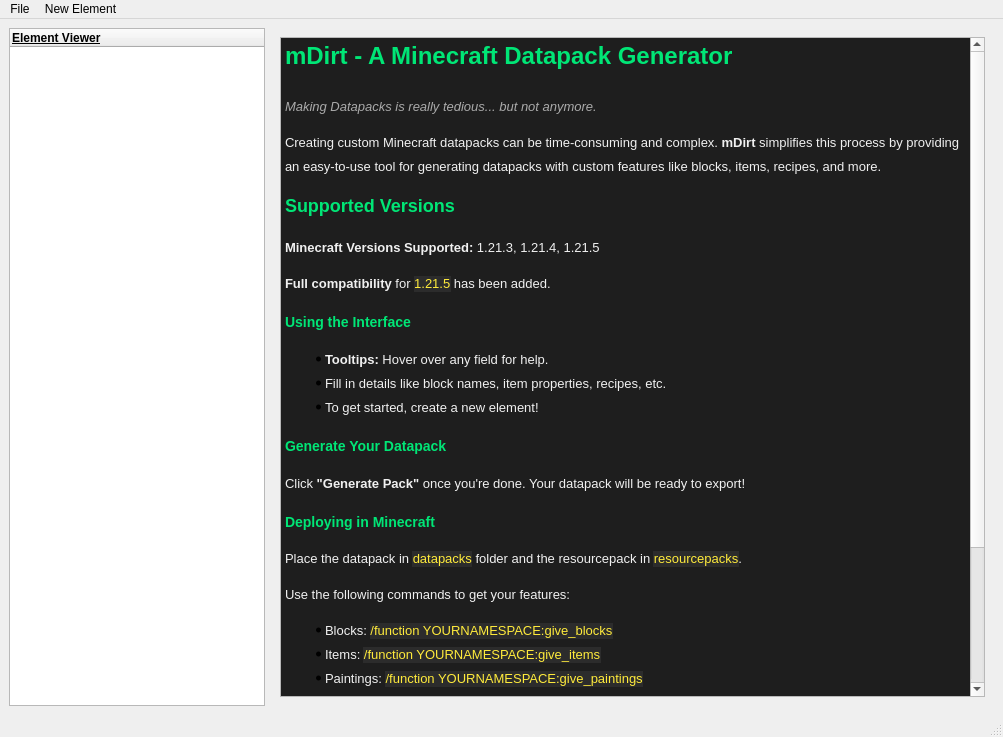
Old version of the form lib/UIs/ui.ui in the repository Faith-and-Code-Technologies/mDirt.
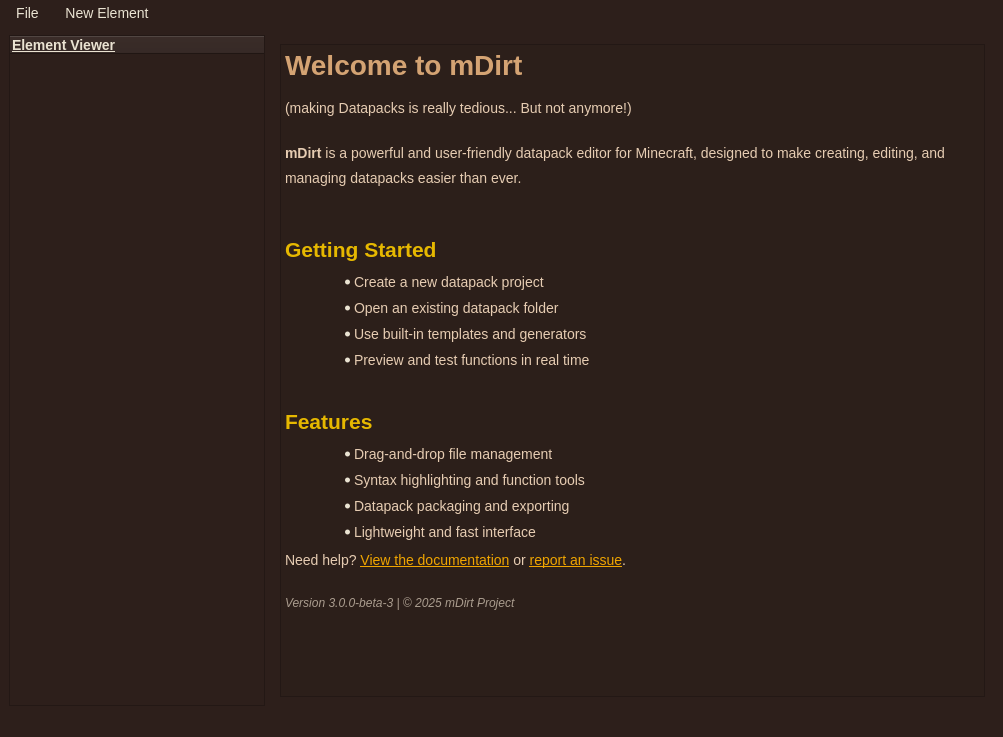
New version of the form. The open tabs and pages were chosen to show the change.

Commit message:
Updated HTML in the Welcome Screen
Updated text, and also made it match Dark Earthy

```diff
--- a/lib/UIs/ui.ui
+++ b/lib/UIs/ui.ui
@@ -14,15 +14,124 @@
    <string>mDirt - v3.0.0</string>
   </property>
   <property name="styleSheet">
-   <string notr="true">QPushButton[flat=&quot;true&quot;] {
-    background-color: transparent;
-    color: black;
-    border: 2px solid rgb(0, 0, 0);
+   <string notr="true">
+/* General palette */
+* {
+    color: #EAE3D2;
+    background-color: #2D1F1B;
+    font-family: &quot;Segoe UI&quot;, sans-serif;
+    font-size: 14px;
 }
 
-QPushButton[flat=&quot;true&quot;]:hover {
-    text-decoration: underline;
-    color: #333;
+/* QMainWindow */
+QMainWindow {
+    background-color: #2D1F1B;
+}
+
+/* QLabel */
+QLabel {
+    color: #EAE3D2;
+}
+
+/* QPushButton */
+QPushButton {
+    background-color: #4E3B31;
+    color: #EAE3D2;
+    border: 1px solid #7D5A4F;
+    border-radius: 5px;
+    padding: 5px;
+}
+QPushButton:hover {
+    background-color: #5F463A;
+}
+QPushButton:pressed {
+    background-color: #3D2C25;
+}
+
+/* QLineEdit */
+QLineEdit {
+    background-color: #3A2A24;
+    color: #EAE3D2;
+    border: 1px solid #7D5A4F;
+    border-radius: 3px;
+    padding: 4px;
+}
+
+/* QPlainTextEdit */
+QPlainTextEdit {
+    background-color: #3A2A24;
+    color: #EAE3D2;
+    border: 1px solid #7D5A4F;
+    border-radius: 4px;
+    padding: 4px;
+}
+
+/* QComboBox */
+QComboBox {
+    background-color: #3A2A24;
+    color: #EAE3D2;
+    border: 1px solid #7D5A4F;
+    border-radius: 3px;
+    padding: 4px;
+}
+QComboBox QAbstractItemView {
+    background-color: #2D1F1B;
+    color: #EAE3D2;
+    border: 1px solid #7D5A4F;
+    selection-background-color: #5F463A;
+}
+
+/* QCheckBox */
+QCheckBox {
+    color: #EAE3D2;
+}
+QCheckBox::indicator {
+    width: 14px;
+    height: 14px;
+}
+QCheckBox::indicator:unchecked {
+    border: 1px solid #7D5A4F;
+    background-color: #3A2A24;
+}
+QCheckBox::indicator:checked {
+    background-color: #7D5A4F;
+    border: 1px solid #A88070;
+}
+
+/* QGroupBox */
+QGroupBox {
+    border: 1px solid #7D5A4F;
+    border-radius: 5px;
+    margin-top: 10px;
+}
+QGroupBox:title {
+    subcontrol-origin: margin;
+    subcontrol-position: top left;
+    padding: 0 3px;
+    color: #EAE3D2;
+}
+
+/* QMenuBar */
+QMenuBar {
+    background-color: #2D1F1B;
+}
+QMenuBar::item {
+    background: transparent;
+    color: #EAE3D2;
+    padding: 5px 10px;
+}
+QMenuBar::item:selected {
+    background: #5F463A;
+}
+
+/* QMenu */
+QMenu {
+    background-color: #2D1F1B;
+    color: #EAE3D2;
+    border: 1px solid #7D5A4F;
+}
+QMenu::item:selected {
+    background-color: #5F463A;
 }
 </string>
   </property>
@@ -63,104 +172,29 @@
           </property>
           <property name="html">
            <string>&lt;!DOCTYPE HTML PUBLIC &quot;-//W3C//DTD HTML 4.0//EN&quot; &quot;http://www.w3.org/TR/REC-html40/strict.dtd&quot;&gt;
-&lt;html&gt;&lt;head&gt;&lt;meta name=&quot;qrichtext&quot; content=&quot;1&quot; /&gt;&lt;meta charset=&quot;utf-8&quot; /&gt;&lt;title&gt;Welcome to mDirt&lt;/title&gt;&lt;style type=&quot;text/css&quot;&gt;
+&lt;html&gt;&lt;head&gt;&lt;meta name=&quot;qrichtext&quot; content=&quot;1&quot; /&gt;&lt;meta charset=&quot;utf-8&quot; /&gt;&lt;style type=&quot;text/css&quot;&gt;
 p, li { white-space: pre-wrap; }
 hr { height: 1px; border-width: 0; }
 li.unchecked::marker { content: &quot;\2610&quot;; }
 li.checked::marker { content: &quot;\2612&quot;; }
-&lt;/style&gt;&lt;/head&gt;&lt;body style=&quot; font-family:'Segoe UI'; font-size:9pt; font-weight:400; font-style:normal;&quot; bgcolor=&quot;#1e1e1e&quot;&gt;
-&lt;h1 style=&quot; margin-top:18px; margin-bottom:0px; margin-left:0px; margin-right:0px; -qt-block-indent:0; text-indent:0px; line-height:160%;&quot;&gt;&lt;span style=&quot; font-family:'Segoe UI','sans-serif'; font-size:xx-large; font-weight:700; color:#00e676;&quot;&gt;mDirt - A Minecraft Datapack Generator&lt;/span&gt;&lt;span style=&quot; font-family:'Segoe UI','sans-serif'; font-size:xx-large; font-weight:700; color:#f0f0f0;&quot;&gt; &lt;/span&gt;&lt;/h1&gt;
-&lt;p style=&quot; margin-top:12px; margin-bottom:12px; margin-left:0px; margin-right:0px; -qt-block-indent:0; text-indent:0px; line-height:160%;&quot;&gt;&lt;span style=&quot; font-family:'Segoe UI','sans-serif'; font-size:13px; font-style:italic; color:#aaaaaa;&quot;&gt;Making Datapacks is really tedious... but not anymore.&lt;/span&gt;&lt;span style=&quot; font-family:'Segoe UI','sans-serif'; font-size:13px; color:#f0f0f0;&quot;&gt; &lt;/span&gt;&lt;/p&gt;
-&lt;p style=&quot; margin-top:12px; margin-bottom:12px; margin-left:0px; margin-right:0px; -qt-block-indent:0; text-indent:0px; line-height:160%;&quot;&gt;&lt;span style=&quot; font-family:'Segoe UI','sans-serif'; font-size:13px; color:#f0f0f0;&quot;&gt;Creating custom Minecraft datapacks can be time-consuming and complex. &lt;/span&gt;&lt;span style=&quot; font-family:'Segoe UI','sans-serif'; font-size:13px; font-weight:700; color:#f0f0f0;&quot;&gt;mDirt&lt;/span&gt;&lt;span style=&quot; font-family:'Segoe UI','sans-serif'; font-size:13px; color:#f0f0f0;&quot;&gt; simplifies this process by providing an easy-to-use tool for generating datapacks with custom features like blocks, items, recipes, and more. &lt;/span&gt;&lt;/p&gt;
-&lt;h2 style=&quot; margin-top:0px; margin-bottom:12px; margin-left:0px; margin-right:0px; -qt-block-indent:0; text-indent:0px; line-height:160%;&quot;&gt;&lt;span style=&quot; font-family:'Segoe UI','sans-serif'; font-size:x-large; font-weight:700; color:#00e676;&quot;&gt;Supported Versions&lt;/span&gt;&lt;span style=&quot; font-family:'Segoe UI','sans-serif'; font-size:x-large; font-weight:700; color:#f0f0f0;&quot;&gt; &lt;/span&gt;&lt;/h2&gt;
-&lt;p style=&quot; margin-top:12px; margin-bottom:12px; margin-left:0px; margin-right:0px; -qt-block-indent:0; text-indent:0px; line-height:160%;&quot;&gt;&lt;span style=&quot; font-family:'Segoe UI','sans-serif'; font-size:13px; font-weight:700; color:#f0f0f0;&quot;&gt;Minecraft Versions Supported:&lt;/span&gt;&lt;span style=&quot; font-family:'Segoe UI','sans-serif'; font-size:13px; color:#f0f0f0;&quot;&gt; 1.21.3, 1.21.4, 1.21.5 &lt;/span&gt;&lt;/p&gt;
-&lt;p style=&quot; margin-top:12px; margin-bottom:12px; margin-left:0px; margin-right:0px; -qt-block-indent:0; text-indent:0px; line-height:160%;&quot;&gt;&lt;span style=&quot; font-family:'Segoe UI','sans-serif'; font-size:13px; font-weight:700; color:#f0f0f0;&quot;&gt;Full compatibility&lt;/span&gt;&lt;span style=&quot; font-family:'Segoe UI','sans-serif'; font-size:13px; color:#f0f0f0;&quot;&gt; for &lt;/span&gt;&lt;span style=&quot; font-family:'Courier New'; font-size:13px; color:#ffeb3b; background-color:#2c2c2c;&quot;&gt;1.21.5&lt;/span&gt;&lt;span style=&quot; font-family:'Segoe UI','sans-serif'; font-size:13px; color:#f0f0f0;&quot;&gt; has been added. &lt;/span&gt;&lt;/p&gt;
-&lt;h3 style=&quot; margin-top:14px; margin-bottom:12px; margin-left:0px; margin-right:0px; -qt-block-indent:0; text-indent:0px; line-height:160%;&quot;&gt;&lt;span style=&quot; font-family:'Segoe UI','sans-serif'; font-size:large; font-weight:700; color:#00e676;&quot;&gt;Using the Interface&lt;/span&gt;&lt;span style=&quot; font-family:'Segoe UI','sans-serif'; font-size:large; font-weight:700; color:#f0f0f0;&quot;&gt; &lt;/span&gt;&lt;/h3&gt;
+&lt;/style&gt;&lt;/head&gt;&lt;body style=&quot; font-family:'Segoe UI','sans-serif'; font-size:14px; font-weight:400; font-style:normal;&quot; bgcolor=&quot;#2c1f1a&quot;&gt;
+&lt;h1 style=&quot; margin-top:18px; margin-bottom:19px; margin-left:0px; margin-right:0px; -qt-block-indent:0; text-indent:0px;&quot;&gt;&lt;span style=&quot; font-size:xx-large; font-weight:700; color:#d4a373;&quot;&gt;Welcome to mDirt&lt;/span&gt;&lt;span style=&quot; font-size:xx-large; font-weight:700; color:#e6ccb2;&quot;&gt; &lt;/span&gt;&lt;/h1&gt;
+&lt;p style=&quot; margin-top:12px; margin-bottom:19px; margin-left:0px; margin-right:0px; -qt-block-indent:0; text-indent:0px; line-height:160%;&quot;&gt;&lt;span style=&quot; color:#e6ccb2;&quot;&gt;(making Datapacks is really tedious... But not anymore!)&lt;/span&gt;&lt;/p&gt;
+&lt;p style=&quot; margin-top:12px; margin-bottom:19px; margin-left:0px; margin-right:0px; -qt-block-indent:0; text-indent:0px; line-height:160%;&quot;&gt;&lt;span style=&quot; font-weight:700; color:#e6ccb2;&quot;&gt;mDirt&lt;/span&gt;&lt;span style=&quot; color:#e6ccb2;&quot;&gt; is a powerful and user-friendly datapack editor for Minecraft, designed to make creating, editing, and managing datapacks easier than ever. &lt;/span&gt;&lt;/p&gt;
+&lt;h2 style=&quot; margin-top:41px; margin-bottom:8px; margin-left:0px; margin-right:0px; -qt-block-indent:0; text-indent:0px;&quot;&gt;&lt;span style=&quot; font-size:x-large; font-weight:700; color:#e6b800;&quot;&gt;Getting Started&lt;/span&gt;&lt;span style=&quot; font-size:x-large; font-weight:700; color:#e6ccb2;&quot;&gt; &lt;/span&gt;&lt;/h2&gt;
 &lt;ul style=&quot;margin-top: 0px; margin-bottom: 0px; margin-left: 0px; margin-right: 0px; -qt-list-indent: 1;&quot;&gt;
-&lt;li style=&quot; font-family:'Segoe UI','sans-serif'; font-size:13px; color:#f0f0f0;&quot; style=&quot; margin-top:12px; margin-bottom:0px; margin-left:0px; margin-right:0px; -qt-block-indent:0; text-indent:0px; line-height:160%;&quot;&gt;&lt;span style=&quot; font-weight:700;&quot;&gt;Tooltips:&lt;/span&gt; Hover over any field for help. &lt;/li&gt;
-&lt;li style=&quot; font-family:'Segoe UI','sans-serif'; font-size:13px; color:#f0f0f0;&quot; style=&quot; margin-top:0px; margin-bottom:0px; margin-left:0px; margin-right:0px; -qt-block-indent:0; text-indent:0px; line-height:160%;&quot;&gt;Fill in details like block names, item properties, recipes, etc. &lt;/li&gt;
-&lt;li style=&quot; font-family:'Segoe UI','sans-serif'; font-size:13px; color:#f0f0f0;&quot; style=&quot; margin-top:0px; margin-bottom:12px; margin-left:0px; margin-right:0px; -qt-block-indent:0; text-indent:0px; line-height:160%;&quot;&gt;To get started, create a new element!&lt;/li&gt;&lt;/ul&gt;
-&lt;h3 style=&quot; margin-top:14px; margin-bottom:12px; margin-left:0px; margin-right:0px; -qt-block-indent:0; text-indent:0px; line-height:160%;&quot;&gt;&lt;span style=&quot; font-family:'Segoe UI','sans-serif'; font-size:large; font-weight:700; color:#00e676;&quot;&gt;Generate Your Datapack&lt;/span&gt;&lt;span style=&quot; font-family:'Segoe UI','sans-serif'; font-size:large; font-weight:700; color:#f0f0f0;&quot;&gt; &lt;/span&gt;&lt;/h3&gt;
-&lt;p style=&quot; margin-top:12px; margin-bottom:12px; margin-left:0px; margin-right:0px; -qt-block-indent:0; text-indent:0px; line-height:160%;&quot;&gt;&lt;span style=&quot; font-family:'Segoe UI','sans-serif'; font-size:13px; color:#f0f0f0;&quot;&gt;Click &lt;/span&gt;&lt;span style=&quot; font-family:'Segoe UI','sans-serif'; font-size:13px; font-weight:700; color:#f0f0f0;&quot;&gt;&amp;quot;Generate Pack&amp;quot;&lt;/span&gt;&lt;span style=&quot; font-family:'Segoe UI','sans-serif'; font-size:13px; color:#f0f0f0;&quot;&gt; once you're done. Your datapack will be ready to export! &lt;/span&gt;&lt;/p&gt;
-&lt;h3 style=&quot; margin-top:14px; margin-bottom:12px; margin-left:0px; margin-right:0px; -qt-block-indent:0; text-indent:0px; line-height:160%;&quot;&gt;&lt;span style=&quot; font-family:'Segoe UI','sans-serif'; font-size:large; font-weight:700; color:#00e676;&quot;&gt;Deploying in Minecraft&lt;/span&gt;&lt;span style=&quot; font-family:'Segoe UI','sans-serif'; font-size:large; font-weight:700; color:#f0f0f0;&quot;&gt; &lt;/span&gt;&lt;/h3&gt;
-&lt;p style=&quot; margin-top:12px; margin-bottom:12px; margin-left:0px; margin-right:0px; -qt-block-indent:0; text-indent:0px; line-height:160%;&quot;&gt;&lt;span style=&quot; font-family:'Segoe UI','sans-serif'; font-size:13px; color:#f0f0f0;&quot;&gt;Place the datapack in &lt;/span&gt;&lt;span style=&quot; font-family:'Courier New'; font-size:13px; color:#ffeb3b; background-color:#2c2c2c;&quot;&gt;datapacks&lt;/span&gt;&lt;span style=&quot; font-family:'Segoe UI','sans-serif'; font-size:13px; color:#f0f0f0;&quot;&gt; folder and the resourcepack in &lt;/span&gt;&lt;span style=&quot; font-family:'Courier New'; font-size:13px; color:#ffeb3b; background-color:#2c2c2c;&quot;&gt;resourcepacks&lt;/span&gt;&lt;span style=&quot; font-family:'Segoe UI','sans-serif'; font-size:13px; color:#f0f0f0;&quot;&gt;. &lt;/span&gt;&lt;/p&gt;
-&lt;p style=&quot; margin-top:12px; margin-bottom:12px; margin-left:0px; margin-right:0px; -qt-block-indent:0; text-indent:0px; line-height:160%;&quot;&gt;&lt;span style=&quot; font-family:'Segoe UI','sans-serif'; font-size:13px; color:#f0f0f0;&quot;&gt;Use the following commands to get your features: &lt;/span&gt;&lt;/p&gt;
+&lt;li style=&quot; color:#e6ccb2;&quot; style=&quot; margin-top:12px; margin-bottom:10px; margin-left:29px; margin-right:0px; -qt-block-indent:0; text-indent:0px;&quot;&gt;Create a new datapack project &lt;/li&gt;
+&lt;li style=&quot; color:#e6ccb2;&quot; style=&quot; margin-top:0px; margin-bottom:10px; margin-left:29px; margin-right:0px; -qt-block-indent:0; text-indent:0px;&quot;&gt;Open an existing datapack folder &lt;/li&gt;
+&lt;li style=&quot; color:#e6ccb2;&quot; style=&quot; margin-top:0px; margin-bottom:10px; margin-left:29px; margin-right:0px; -qt-block-indent:0; text-indent:0px;&quot;&gt;Use built-in templates and generators &lt;/li&gt;
+&lt;li style=&quot; color:#e6ccb2;&quot; style=&quot; margin-top:0px; margin-bottom:12px; margin-left:29px; margin-right:0px; -qt-block-indent:0; text-indent:0px;&quot;&gt;Preview and test functions in real time &lt;/li&gt;&lt;/ul&gt;
+&lt;h2 style=&quot; margin-top:41px; margin-bottom:8px; margin-left:0px; margin-right:0px; -qt-block-indent:0; text-indent:0px;&quot;&gt;&lt;span style=&quot; font-size:x-large; font-weight:700; color:#e6b800;&quot;&gt;Features&lt;/span&gt;&lt;span style=&quot; font-size:x-large; font-weight:700; color:#e6ccb2;&quot;&gt; &lt;/span&gt;&lt;/h2&gt;
 &lt;ul style=&quot;margin-top: 0px; margin-bottom: 0px; margin-left: 0px; margin-right: 0px; -qt-list-indent: 1;&quot;&gt;
-&lt;li style=&quot; font-family:'Segoe UI','sans-serif'; font-size:13px; color:#f0f0f0;&quot; style=&quot; margin-top:12px; margin-bottom:0px; margin-left:0px; margin-right:0px; -qt-block-indent:0; text-indent:0px; line-height:160%;&quot;&gt;Blocks: &lt;span style=&quot; font-family:'Courier New'; color:#ffeb3b; background-color:#2c2c2c;&quot;&gt;/function YOURNAMESPACE:give_blocks&lt;/span&gt; &lt;/li&gt;
-&lt;li style=&quot; font-family:'Segoe UI','sans-serif'; font-size:13px; color:#f0f0f0;&quot; style=&quot; margin-top:0px; margin-bottom:0px; margin-left:0px; margin-right:0px; -qt-block-indent:0; text-indent:0px; line-height:160%;&quot;&gt;Items: &lt;span style=&quot; font-family:'Courier New'; color:#ffeb3b; background-color:#2c2c2c;&quot;&gt;/function YOURNAMESPACE:give_items&lt;/span&gt; &lt;/li&gt;
-&lt;li style=&quot; font-family:'Segoe UI','sans-serif'; font-size:13px; color:#f0f0f0;&quot; style=&quot; margin-top:0px; margin-bottom:0px; margin-left:0px; margin-right:0px; -qt-block-indent:0; text-indent:0px; line-height:160%;&quot;&gt;Paintings: &lt;span style=&quot; font-family:'Courier New'; color:#ffeb3b; background-color:#2c2c2c;&quot;&gt;/function YOURNAMESPACE:give_paintings&lt;/span&gt; &lt;/li&gt;&lt;/ul&gt;
-&lt;h2 style=&quot; margin-top:0px; margin-bottom:12px; margin-left:0px; margin-right:0px; -qt-block-indent:0; text-indent:0px; line-height:160%;&quot;&gt;&lt;span style=&quot; font-family:'Segoe UI','sans-serif'; font-size:x-large; font-weight:700; color:#00e676;&quot;&gt;Feature Support by Version&lt;/span&gt;&lt;span style=&quot; font-family:'Segoe UI','sans-serif'; font-size:x-large; font-weight:700; color:#f0f0f0;&quot;&gt; &lt;/span&gt;&lt;/h2&gt;
-&lt;table border=&quot;0&quot; style=&quot; margin-top:0px; margin-bottom:0px; margin-left:0px; margin-right:0px; border-collapse:collapse;&quot; cellspacing=&quot;2&quot; cellpadding=&quot;0&quot;&gt;&lt;thead&gt;
-&lt;tr&gt;
-&lt;td bgcolor=&quot;#333333&quot; style=&quot; padding-left:0; padding-right:0; padding-top:0; padding-bottom:0; border-top:1px; border-right:1px; border-bottom:1px; border-left:1px; border-top-color:#444444; border-right-color:#444444; border-bottom-color:#444444; border-left-color:#444444; border-top-style:solid; border-right-style:solid; border-bottom-style:solid; border-left-style:solid;&quot;&gt;
-&lt;p align=&quot;center&quot; style=&quot; margin-top:0px; margin-bottom:0px; margin-left:0px; margin-right:0px; -qt-block-indent:0; text-indent:0px; line-height:160%; background-color:#333333;&quot;&gt;&lt;span style=&quot; font-family:'Segoe UI','sans-serif'; font-size:13px; font-weight:700; color:#f0f0f0; background-color:#333333;&quot;&gt;Feature&lt;/span&gt;&lt;/p&gt;&lt;/td&gt;
-&lt;td bgcolor=&quot;#333333&quot; style=&quot; padding-left:0; padding-right:0; padding-top:0; padding-bottom:0; border-top:1px; border-right:1px; border-bottom:1px; border-left:1px; border-top-color:#444444; border-right-color:#444444; border-bottom-color:#444444; border-left-color:#444444; border-top-style:solid; border-right-style:solid; border-bottom-style:solid; border-left-style:solid;&quot;&gt;
-&lt;p align=&quot;center&quot; style=&quot; margin-top:0px; margin-bottom:0px; margin-left:0px; margin-right:0px; -qt-block-indent:0; text-indent:0px; line-height:160%; background-color:#333333;&quot;&gt;&lt;span style=&quot; font-family:'Segoe UI','sans-serif'; font-size:13px; font-weight:700; color:#f0f0f0; background-color:#333333;&quot;&gt;1.21.3&lt;/span&gt;&lt;/p&gt;&lt;/td&gt;
-&lt;td bgcolor=&quot;#333333&quot; style=&quot; padding-left:0; padding-right:0; padding-top:0; padding-bottom:0; border-top:1px; border-right:1px; border-bottom:1px; border-left:1px; border-top-color:#444444; border-right-color:#444444; border-bottom-color:#444444; border-left-color:#444444; border-top-style:solid; border-right-style:solid; border-bottom-style:solid; border-left-style:solid;&quot;&gt;
-&lt;p align=&quot;center&quot; style=&quot; margin-top:0px; margin-bottom:0px; margin-left:0px; margin-right:0px; -qt-block-indent:0; text-indent:0px; line-height:160%; background-color:#333333;&quot;&gt;&lt;span style=&quot; font-family:'Segoe UI','sans-serif'; font-size:13px; font-weight:700; color:#f0f0f0; background-color:#333333;&quot;&gt;1.21.4&lt;/span&gt;&lt;/p&gt;&lt;/td&gt;
-&lt;td bgcolor=&quot;#333333&quot; style=&quot; padding-left:0; padding-right:0; padding-top:0; padding-bottom:0; border-top:1px; border-right:1px; border-bottom:1px; border-left:1px; border-top-color:#444444; border-right-color:#444444; border-bottom-color:#444444; border-left-color:#444444; border-top-style:solid; border-right-style:solid; border-bottom-style:solid; border-left-style:solid;&quot;&gt;
-&lt;p align=&quot;center&quot; style=&quot; margin-top:0px; margin-bottom:0px; margin-left:0px; margin-right:0px; -qt-block-indent:0; text-indent:0px; line-height:160%; background-color:#333333;&quot;&gt;&lt;span style=&quot; font-family:'Segoe UI','sans-serif'; font-size:13px; font-weight:700; color:#f0f0f0; background-color:#333333;&quot;&gt;1.21.5&lt;/span&gt;&lt;/p&gt;&lt;/td&gt;&lt;/tr&gt;&lt;/thead&gt;
-&lt;tr&gt;
-&lt;td style=&quot; padding-left:0; padding-right:0; padding-top:0; padding-bottom:0; border-top:1px; border-right:1px; border-bottom:1px; border-left:1px; border-top-color:#444444; border-right-color:#444444; border-bottom-color:#444444; border-left-color:#444444; border-top-style:solid; border-right-style:solid; border-bottom-style:solid; border-left-style:solid;&quot;&gt;
-&lt;p align=&quot;center&quot; style=&quot; margin-top:0px; margin-bottom:0px; margin-left:0px; margin-right:0px; -qt-block-indent:0; text-indent:0px; line-height:160%;&quot;&gt;&lt;span style=&quot; font-family:'Segoe UI','sans-serif'; font-size:13px; color:#f0f0f0;&quot;&gt;Blocks&lt;/span&gt;&lt;/p&gt;&lt;/td&gt;
-&lt;td style=&quot; padding-left:0; padding-right:0; padding-top:0; padding-bottom:0; border-top:1px; border-right:1px; border-bottom:1px; border-left:1px; border-top-color:#444444; border-right-color:#444444; border-bottom-color:#444444; border-left-color:#444444; border-top-style:solid; border-right-style:solid; border-bottom-style:solid; border-left-style:solid;&quot;&gt;
-&lt;p align=&quot;center&quot; style=&quot; margin-top:0px; margin-bottom:0px; margin-left:0px; margin-right:0px; -qt-block-indent:0; text-indent:0px; line-height:160%;&quot;&gt;&lt;span style=&quot; font-family:'Segoe UI','sans-serif'; font-size:13px; color:#00e676;&quot;&gt;✅ 100%&lt;/span&gt;&lt;/p&gt;&lt;/td&gt;
-&lt;td style=&quot; padding-left:0; padding-right:0; padding-top:0; padding-bottom:0; border-top:1px; border-right:1px; border-bottom:1px; border-left:1px; border-top-color:#444444; border-right-color:#444444; border-bottom-color:#444444; border-left-color:#444444; border-top-style:solid; border-right-style:solid; border-bottom-style:solid; border-left-style:solid;&quot;&gt;
-&lt;p align=&quot;center&quot; style=&quot; margin-top:0px; margin-bottom:0px; margin-left:0px; margin-right:0px; -qt-block-indent:0; text-indent:0px; line-height:160%;&quot;&gt;&lt;span style=&quot; font-family:'Segoe UI','sans-serif'; font-size:13px; color:#00e676;&quot;&gt;✅ 100%&lt;/span&gt;&lt;/p&gt;&lt;/td&gt;
-&lt;td style=&quot; padding-left:0; padding-right:0; padding-top:0; padding-bottom:0; border-top:1px; border-right:1px; border-bottom:1px; border-left:1px; border-top-color:#444444; border-right-color:#444444; border-bottom-color:#444444; border-left-color:#444444; border-top-style:solid; border-right-style:solid; border-bottom-style:solid; border-left-style:solid;&quot;&gt;
-&lt;p align=&quot;center&quot; style=&quot; margin-top:0px; margin-bottom:0px; margin-left:0px; margin-right:0px; -qt-block-indent:0; text-indent:0px; line-height:160%;&quot;&gt;&lt;span style=&quot; font-family:'Segoe UI','sans-serif'; font-size:13px; color:#00e676;&quot;&gt;✅ 100%&lt;/span&gt;&lt;/p&gt;&lt;/td&gt;&lt;/tr&gt;
-&lt;tr&gt;
-&lt;td style=&quot; padding-left:0; padding-right:0; padding-top:0; padding-bottom:0; border-top:1px; border-right:1px; border-bottom:1px; border-left:1px; border-top-color:#444444; border-right-color:#444444; border-bottom-color:#444444; border-left-color:#444444; border-top-style:solid; border-right-style:solid; border-bottom-style:solid; border-left-style:solid;&quot;&gt;
-&lt;p align=&quot;center&quot; style=&quot; margin-top:0px; margin-bottom:0px; margin-left:0px; margin-right:0px; -qt-block-indent:0; text-indent:0px; line-height:160%;&quot;&gt;&lt;span style=&quot; font-family:'Segoe UI','sans-serif'; font-size:13px; color:#f0f0f0;&quot;&gt;Items&lt;/span&gt;&lt;/p&gt;&lt;/td&gt;
-&lt;td style=&quot; padding-left:0; padding-right:0; padding-top:0; padding-bottom:0; border-top:1px; border-right:1px; border-bottom:1px; border-left:1px; border-top-color:#444444; border-right-color:#444444; border-bottom-color:#444444; border-left-color:#444444; border-top-style:solid; border-right-style:solid; border-bottom-style:solid; border-left-style:solid;&quot;&gt;
-&lt;p align=&quot;center&quot; style=&quot; margin-top:0px; margin-bottom:0px; margin-left:0px; margin-right:0px; -qt-block-indent:0; text-indent:0px; line-height:160%;&quot;&gt;&lt;span style=&quot; font-family:'Segoe UI','sans-serif'; font-size:13px; color:#00e676;&quot;&gt;✅ 80%&lt;/span&gt;&lt;/p&gt;&lt;/td&gt;
-&lt;td style=&quot; padding-left:0; padding-right:0; padding-top:0; padding-bottom:0; border-top:1px; border-right:1px; border-bottom:1px; border-left:1px; border-top-color:#444444; border-right-color:#444444; border-bottom-color:#444444; border-left-color:#444444; border-top-style:solid; border-right-style:solid; border-bottom-style:solid; border-left-style:solid;&quot;&gt;
-&lt;p align=&quot;center&quot; style=&quot; margin-top:0px; margin-bottom:0px; margin-left:0px; margin-right:0px; -qt-block-indent:0; text-indent:0px; line-height:160%;&quot;&gt;&lt;span style=&quot; font-family:'Segoe UI','sans-serif'; font-size:13px; color:#00e676;&quot;&gt;✅ 80%&lt;/span&gt;&lt;/p&gt;&lt;/td&gt;
-&lt;td style=&quot; padding-left:0; padding-right:0; padding-top:0; padding-bottom:0; border-top:1px; border-right:1px; border-bottom:1px; border-left:1px; border-top-color:#444444; border-right-color:#444444; border-bottom-color:#444444; border-left-color:#444444; border-top-style:solid; border-right-style:solid; border-bottom-style:solid; border-left-style:solid;&quot;&gt;
-&lt;p align=&quot;center&quot; style=&quot; margin-top:0px; margin-bottom:0px; margin-left:0px; margin-right:0px; -qt-block-indent:0; text-indent:0px; line-height:160%;&quot;&gt;&lt;span style=&quot; font-family:'Segoe UI','sans-serif'; font-size:13px; color:#00e676;&quot;&gt;✅ 80%&lt;/span&gt;&lt;/p&gt;&lt;/td&gt;&lt;/tr&gt;
-&lt;tr&gt;
-&lt;td style=&quot; padding-left:0; padding-right:0; padding-top:0; padding-bottom:0; border-top:1px; border-right:1px; border-bottom:1px; border-left:1px; border-top-color:#444444; border-right-color:#444444; border-bottom-color:#444444; border-left-color:#444444; border-top-style:solid; border-right-style:solid; border-bottom-style:solid; border-left-style:solid;&quot;&gt;
-&lt;p align=&quot;center&quot; style=&quot; margin-top:0px; margin-bottom:0px; margin-left:0px; margin-right:0px; -qt-block-indent:0; text-indent:0px; line-height:160%;&quot;&gt;&lt;span style=&quot; font-family:'Segoe UI','sans-serif'; font-size:13px; color:#f0f0f0;&quot;&gt;Recipes&lt;/span&gt;&lt;/p&gt;&lt;/td&gt;
-&lt;td style=&quot; padding-left:0; padding-right:0; padding-top:0; padding-bottom:0; border-top:1px; border-right:1px; border-bottom:1px; border-left:1px; border-top-color:#444444; border-right-color:#444444; border-bottom-color:#444444; border-left-color:#444444; border-top-style:solid; border-right-style:solid; border-bottom-style:solid; border-left-style:solid;&quot;&gt;
-&lt;p align=&quot;center&quot; style=&quot; margin-top:0px; margin-bottom:0px; margin-left:0px; margin-right:0px; -qt-block-indent:0; text-indent:0px; line-height:160%;&quot;&gt;&lt;span style=&quot; font-family:'Segoe UI','sans-serif'; font-size:13px; color:#00e676;&quot;&gt;✅ 100%&lt;/span&gt;&lt;/p&gt;&lt;/td&gt;
-&lt;td style=&quot; padding-left:0; padding-right:0; padding-top:0; padding-bottom:0; border-top:1px; border-right:1px; border-bottom:1px; border-left:1px; border-top-color:#444444; border-right-color:#444444; border-bottom-color:#444444; border-left-color:#444444; border-top-style:solid; border-right-style:solid; border-bottom-style:solid; border-left-style:solid;&quot;&gt;
-&lt;p align=&quot;center&quot; style=&quot; margin-top:0px; margin-bottom:0px; margin-left:0px; margin-right:0px; -qt-block-indent:0; text-indent:0px; line-height:160%;&quot;&gt;&lt;span style=&quot; font-family:'Segoe UI','sans-serif'; font-size:13px; color:#00e676;&quot;&gt;✅ 100%&lt;/span&gt;&lt;/p&gt;&lt;/td&gt;
-&lt;td style=&quot; padding-left:0; padding-right:0; padding-top:0; padding-bottom:0; border-top:1px; border-right:1px; border-bottom:1px; border-left:1px; border-top-color:#444444; border-right-color:#444444; border-bottom-color:#444444; border-left-color:#444444; border-top-style:solid; border-right-style:solid; border-bottom-style:solid; border-left-style:solid;&quot;&gt;
-&lt;p align=&quot;center&quot; style=&quot; margin-top:0px; margin-bottom:0px; margin-left:0px; margin-right:0px; -qt-block-indent:0; text-indent:0px; line-height:160%;&quot;&gt;&lt;span style=&quot; font-family:'Segoe UI','sans-serif'; font-size:13px; color:#00e676;&quot;&gt;✅ 100%&lt;/span&gt;&lt;/p&gt;&lt;/td&gt;&lt;/tr&gt;
-&lt;tr&gt;
-&lt;td style=&quot; padding-left:0; padding-right:0; padding-top:0; padding-bottom:0; border-top:1px; border-right:1px; border-bottom:1px; border-left:1px; border-top-color:#444444; border-right-color:#444444; border-bottom-color:#444444; border-left-color:#444444; border-top-style:solid; border-right-style:solid; border-bottom-style:solid; border-left-style:solid;&quot;&gt;
-&lt;p align=&quot;center&quot; style=&quot; margin-top:0px; margin-bottom:0px; margin-left:0px; margin-right:0px; -qt-block-indent:0; text-indent:0px; line-height:160%;&quot;&gt;&lt;span style=&quot; font-family:'Segoe UI','sans-serif'; font-size:13px; color:#f0f0f0;&quot;&gt;Paintings&lt;/span&gt;&lt;/p&gt;&lt;/td&gt;
-&lt;td style=&quot; padding-left:0; padding-right:0; padding-top:0; padding-bottom:0; border-top:1px; border-right:1px; border-bottom:1px; border-left:1px; border-top-color:#444444; border-right-color:#444444; border-bottom-color:#444444; border-left-color:#444444; border-top-style:solid; border-right-style:solid; border-bottom-style:solid; border-left-style:solid;&quot;&gt;
-&lt;p align=&quot;center&quot; style=&quot; margin-top:0px; margin-bottom:0px; margin-left:0px; margin-right:0px; -qt-block-indent:0; text-indent:0px; line-height:160%;&quot;&gt;&lt;span style=&quot; font-family:'Segoe UI','sans-serif'; font-size:13px; color:#e53935;&quot;&gt;❌&lt;/span&gt;&lt;/p&gt;&lt;/td&gt;
-&lt;td style=&quot; padding-left:0; padding-right:0; padding-top:0; padding-bottom:0; border-top:1px; border-right:1px; border-bottom:1px; border-left:1px; border-top-color:#444444; border-right-color:#444444; border-bottom-color:#444444; border-left-color:#444444; border-top-style:solid; border-right-style:solid; border-bottom-style:solid; border-left-style:solid;&quot;&gt;
-&lt;p align=&quot;center&quot; style=&quot; margin-top:0px; margin-bottom:0px; margin-left:0px; margin-right:0px; -qt-block-indent:0; text-indent:0px; line-height:160%;&quot;&gt;&lt;span style=&quot; font-family:'Segoe UI','sans-serif'; font-size:13px; color:#00e676;&quot;&gt;✅ 100%&lt;/span&gt;&lt;/p&gt;&lt;/td&gt;
-&lt;td style=&quot; padding-left:0; padding-right:0; padding-top:0; padding-bottom:0; border-top:1px; border-right:1px; border-bottom:1px; border-left:1px; border-top-color:#444444; border-right-color:#444444; border-bottom-color:#444444; border-left-color:#444444; border-top-style:solid; border-right-style:solid; border-bottom-style:solid; border-left-style:solid;&quot;&gt;
-&lt;p align=&quot;center&quot; style=&quot; margin-top:0px; margin-bottom:0px; margin-left:0px; margin-right:0px; -qt-block-indent:0; text-indent:0px; line-height:160%;&quot;&gt;&lt;span style=&quot; font-family:'Segoe UI','sans-serif'; font-size:13px; color:#00e676;&quot;&gt;✅ 100%&lt;/span&gt;&lt;/p&gt;&lt;/td&gt;&lt;/tr&gt;
-&lt;tr&gt;
-&lt;td style=&quot; padding-left:0; padding-right:0; padding-top:0; padding-bottom:0; border-top:1px; border-right:1px; border-bottom:1px; border-left:1px; border-top-color:#444444; border-right-color:#444444; border-bottom-color:#444444; border-left-color:#444444; border-top-style:solid; border-right-style:solid; border-bottom-style:solid; border-left-style:solid;&quot;&gt;
-&lt;p align=&quot;center&quot; style=&quot; margin-top:0px; margin-bottom:0px; margin-left:0px; margin-right:0px; -qt-block-indent:0; text-indent:0px; line-height:160%;&quot;&gt;&lt;span style=&quot; font-family:'Segoe UI','sans-serif'; font-size:13px; color:#f0f0f0;&quot;&gt;Enchantments&lt;/span&gt;&lt;/p&gt;&lt;/td&gt;
-&lt;td style=&quot; padding-left:0; padding-right:0; padding-top:0; padding-bottom:0; border-top:1px; border-right:1px; border-bottom:1px; border-left:1px; border-top-color:#444444; border-right-color:#444444; border-bottom-color:#444444; border-left-color:#444444; border-top-style:solid; border-right-style:solid; border-bottom-style:solid; border-left-style:solid;&quot;&gt;
-&lt;p align=&quot;center&quot; style=&quot; margin-top:0px; margin-bottom:0px; margin-left:0px; margin-right:0px; -qt-block-indent:0; text-indent:0px; line-height:160%;&quot;&gt;&lt;span style=&quot; font-family:'Segoe UI','sans-serif'; font-size:13px; color:#e53935;&quot;&gt;❌&lt;/span&gt;&lt;/p&gt;&lt;/td&gt;
-&lt;td style=&quot; padding-left:0; padding-right:0; padding-top:0; padding-bottom:0; border-top:1px; border-right:1px; border-bottom:1px; border-left:1px; border-top-color:#444444; border-right-color:#444444; border-bottom-color:#444444; border-left-color:#444444; border-top-style:solid; border-right-style:solid; border-bottom-style:solid; border-left-style:solid;&quot;&gt;
-&lt;p align=&quot;center&quot; style=&quot; margin-top:0px; margin-bottom:0px; margin-left:0px; margin-right:0px; -qt-block-indent:0; text-indent:0px; line-height:160%;&quot;&gt;&lt;span style=&quot; font-family:'Segoe UI','sans-serif'; font-size:13px; color:#e53935;&quot;&gt;❌&lt;/span&gt;&lt;/p&gt;&lt;/td&gt;
-&lt;td style=&quot; padding-left:0; padding-right:0; padding-top:0; padding-bottom:0; border-top:1px; border-right:1px; border-bottom:1px; border-left:1px; border-top-color:#444444; border-right-color:#444444; border-bottom-color:#444444; border-left-color:#444444; border-top-style:solid; border-right-style:solid; border-bottom-style:solid; border-left-style:solid;&quot;&gt;
-&lt;p align=&quot;center&quot; style=&quot; margin-top:0px; margin-bottom:0px; margin-left:0px; margin-right:0px; -qt-block-indent:0; text-indent:0px; line-height:160%;&quot;&gt;&lt;span style=&quot; font-family:'Segoe UI','sans-serif'; font-size:13px; color:#e53935;&quot;&gt;❌&lt;/span&gt;&lt;/p&gt;&lt;/td&gt;&lt;/tr&gt;&lt;/table&gt;
-&lt;p style=&quot;-qt-paragraph-type:empty; margin-top:0px; margin-bottom:0px; margin-left:0px; margin-right:0px; -qt-block-indent:0; text-indent:0px; font-family:'JetBrains Mono','Consolas','monospace'; font-size:13px;&quot;&gt;&lt;br /&gt;&lt;/p&gt;
-&lt;h2 style=&quot; margin-top:0px; margin-bottom:12px; margin-left:0px; margin-right:0px; -qt-block-indent:0; text-indent:0px; line-height:160%;&quot;&gt;&lt;span style=&quot; font-family:'Segoe UI','sans-serif'; font-size:x-large; font-weight:700; color:#00e676;&quot;&gt;Coming Soon&lt;/span&gt;&lt;span style=&quot; font-family:'Segoe UI','sans-serif'; font-size:x-large; font-weight:700; color:#f0f0f0;&quot;&gt; &lt;/span&gt;&lt;/h2&gt;
-&lt;ul style=&quot;margin-top: 0px; margin-bottom: 0px; margin-left: 0px; margin-right: 0px; -qt-list-indent: 1;&quot;&gt;
-&lt;li style=&quot; font-family:'Segoe UI','sans-serif'; font-size:13px; color:#f0f0f0;&quot; style=&quot; margin-top:12px; margin-bottom:0px; margin-left:0px; margin-right:0px; -qt-block-indent:0; text-indent:0px; line-height:160%;&quot;&gt;Custom Components for Items and Blocks &lt;/li&gt;
-&lt;li style=&quot; font-family:'Segoe UI','sans-serif'; font-size:13px; color:#f0f0f0;&quot; style=&quot; margin-top:0px; margin-bottom:12px; margin-left:0px; margin-right:0px; -qt-block-indent:0; text-indent:0px; line-height:160%;&quot;&gt;Support for Custom Enchantments &lt;/li&gt;&lt;/ul&gt;
-&lt;h2 style=&quot; margin-top:0px; margin-bottom:12px; margin-left:0px; margin-right:0px; -qt-block-indent:0; text-indent:0px; line-height:160%;&quot;&gt;&lt;span style=&quot; font-family:'Segoe UI','sans-serif'; font-size:x-large; font-weight:700; color:#00e676;&quot;&gt;Tips and Best Practices&lt;/span&gt;&lt;span style=&quot; font-family:'Segoe UI','sans-serif'; font-size:x-large; font-weight:700; color:#f0f0f0;&quot;&gt; &lt;/span&gt;&lt;/h2&gt;
-&lt;ul style=&quot;margin-top: 0px; margin-bottom: 0px; margin-left: 0px; margin-right: 0px; -qt-list-indent: 1;&quot;&gt;
-&lt;li style=&quot; font-family:'Segoe UI','sans-serif'; font-size:13px; color:#f0f0f0;&quot; style=&quot; margin-top:12px; margin-bottom:0px; margin-left:0px; margin-right:0px; -qt-block-indent:0; text-indent:0px; line-height:160%;&quot;&gt;&lt;span style=&quot; font-weight:700;&quot;&gt;Namespaces:&lt;/span&gt; Avoid clashes with other datapacks. &lt;/li&gt;
-&lt;li style=&quot; font-family:'Segoe UI','sans-serif'; font-size:13px; color:#f0f0f0;&quot; style=&quot; margin-top:0px; margin-bottom:0px; margin-left:0px; margin-right:0px; -qt-block-indent:0; text-indent:0px; line-height:160%;&quot;&gt;&lt;span style=&quot; font-weight:700;&quot;&gt;Testing:&lt;/span&gt; Try it in a separate world first. &lt;/li&gt;
-&lt;li style=&quot; font-family:'Segoe UI','sans-serif'; font-size:13px; color:#f0f0f0;&quot; style=&quot; margin-top:0px; margin-bottom:12px; margin-left:0px; margin-right:0px; -qt-block-indent:0; text-indent:0px; line-height:160%;&quot;&gt;&lt;span style=&quot; font-weight:700;&quot;&gt;Backups:&lt;/span&gt; Always back up before applying new packs. &lt;/li&gt;&lt;/ul&gt;
-&lt;h2 style=&quot; margin-top:0px; margin-bottom:12px; margin-left:0px; margin-right:0px; -qt-block-indent:0; text-indent:0px; line-height:160%;&quot;&gt;&lt;span style=&quot; font-family:'Segoe UI','sans-serif'; font-size:x-large; font-weight:700; color:#00e676;&quot;&gt;Credits&lt;/span&gt;&lt;span style=&quot; font-family:'Segoe UI','sans-serif'; font-size:x-large; font-weight:700; color:#f0f0f0;&quot;&gt; &lt;/span&gt;&lt;/h2&gt;
-&lt;p style=&quot; margin-top:12px; margin-bottom:12px; margin-left:0px; margin-right:0px; -qt-block-indent:0; text-indent:0px; line-height:160%;&quot;&gt;&lt;span style=&quot; font-family:'Segoe UI','sans-serif'; font-size:13px; color:#f0f0f0;&quot;&gt;Created by &lt;/span&gt;&lt;a href=&quot;https://github.com/TheJupiterDev&quot;&gt;&lt;span style=&quot; font-family:'Segoe UI','sans-serif'; font-size:13px; text-decoration: underline; color:#4fc3f7;&quot;&gt;@TheJupiterDev&lt;/span&gt;&lt;/a&gt;&lt;span style=&quot; font-family:'Segoe UI','sans-serif'; font-size:13px; color:#f0f0f0;&quot;&gt; and &lt;/span&gt;&lt;a href=&quot;https://github.com/JustJoshinDev&quot;&gt;&lt;span style=&quot; font-family:'Segoe UI','sans-serif'; font-size:13px; text-decoration: underline; color:#4fc3f7;&quot;&gt;@JustJoshinDev&lt;/span&gt;&lt;/a&gt;&lt;span style=&quot; font-family:'Segoe UI','sans-serif'; font-size:13px; color:#f0f0f0;&quot;&gt; &lt;/span&gt;&lt;/p&gt;
-&lt;p style=&quot; margin-top:12px; margin-bottom:12px; margin-left:0px; margin-right:0px; -qt-block-indent:0; text-indent:0px; line-height:160%;&quot;&gt;&lt;span style=&quot; font-family:'Segoe UI','sans-serif'; font-size:13px; color:#f0f0f0;&quot;&gt;Special thanks to Admin for the custom block generation method. &lt;/span&gt;&lt;/p&gt;
-&lt;h2 style=&quot; margin-top:0px; margin-bottom:12px; margin-left:0px; margin-right:0px; -qt-block-indent:0; text-indent:0px; line-height:160%;&quot;&gt;&lt;span style=&quot; font-family:'Segoe UI','sans-serif'; font-size:x-large; font-weight:700; color:#00e676;&quot;&gt;Get Involved&lt;/span&gt;&lt;span style=&quot; font-family:'Segoe UI','sans-serif'; font-size:x-large; font-weight:700; color:#f0f0f0;&quot;&gt; &lt;/span&gt;&lt;/h2&gt;
-&lt;p style=&quot; margin-top:12px; margin-bottom:12px; margin-left:0px; margin-right:0px; -qt-block-indent:0; text-indent:0px; line-height:160%;&quot;&gt;&lt;span style=&quot; font-family:'Segoe UI','sans-serif'; font-size:13px; color:#f0f0f0;&quot;&gt;We welcome contributions and suggestions! &lt;br /&gt;Found a bug? Have an idea? &lt;br /&gt;Visit the &lt;/span&gt;&lt;a href=&quot;https://github.com/JustJoshinDev/mDirt&quot;&gt;&lt;span style=&quot; font-family:'Segoe UI','sans-serif'; font-size:13px; text-decoration: underline; color:#4fc3f7;&quot;&gt;GitHub Repository&lt;/span&gt;&lt;/a&gt;&lt;span style=&quot; font-family:'Segoe UI','sans-serif'; font-size:13px; color:#f0f0f0;&quot;&gt; to file issues or open pull requests. &lt;/span&gt;&lt;/p&gt;
-&lt;p style=&quot; margin-top:0px; margin-bottom:0px; margin-left:0px; margin-right:0px; -qt-block-indent:0; text-indent:0px; line-height:160%;&quot;&gt;&lt;span style=&quot; font-family:'Segoe UI','sans-serif'; font-size:13px; color:#aaaaaa;&quot;&gt;© 2025 mDirt Project. Minecraft is a trademark of Mojang Studios. &lt;/span&gt;&lt;/p&gt;&lt;/body&gt;&lt;/html&gt;</string>
+&lt;li style=&quot; color:#e6ccb2;&quot; style=&quot; margin-top:12px; margin-bottom:10px; margin-left:29px; margin-right:0px; -qt-block-indent:0; text-indent:0px;&quot;&gt;Drag-and-drop file management &lt;/li&gt;
+&lt;li style=&quot; color:#e6ccb2;&quot; style=&quot; margin-top:0px; margin-bottom:10px; margin-left:29px; margin-right:0px; -qt-block-indent:0; text-indent:0px;&quot;&gt;Syntax highlighting and function tools &lt;/li&gt;
+&lt;li style=&quot; color:#e6ccb2;&quot; style=&quot; margin-top:0px; margin-bottom:10px; margin-left:29px; margin-right:0px; -qt-block-indent:0; text-indent:0px;&quot;&gt;Datapack packaging and exporting &lt;/li&gt;
+&lt;li style=&quot; color:#e6ccb2;&quot; style=&quot; margin-top:0px; margin-bottom:12px; margin-left:29px; margin-right:0px; -qt-block-indent:0; text-indent:0px;&quot;&gt;Lightweight and fast interface &lt;/li&gt;&lt;/ul&gt;
+&lt;p style=&quot; margin-top:12px; margin-bottom:19px; margin-left:0px; margin-right:0px; -qt-block-indent:0; text-indent:0px; line-height:160%;&quot;&gt;&lt;span style=&quot; color:#e6ccb2;&quot;&gt;Need help? &lt;/span&gt;&lt;a href=&quot;https://github.com/yourproject/mDirt/wiki&quot;&gt;&lt;span style=&quot; text-decoration: underline; color:#f0a500;&quot;&gt;View the documentation&lt;/span&gt;&lt;/a&gt;&lt;span style=&quot; color:#e6ccb2;&quot;&gt; or &lt;/span&gt;&lt;a href=&quot;https://github.com/yourproject/mDirt/issues&quot;&gt;&lt;span style=&quot; text-decoration: underline; color:#f0a500;&quot;&gt;report an issue&lt;/span&gt;&lt;/a&gt;&lt;span style=&quot; color:#e6ccb2;&quot;&gt;. &lt;/span&gt;&lt;/p&gt;
+&lt;p style=&quot; margin-top:16px; margin-bottom:16px; margin-left:0px; margin-right:0px; -qt-block-indent:0; text-indent:0px; line-height:160%;&quot;&gt;&lt;span style=&quot; font-size:12px; font-style:italic; color:#aa9c8e;&quot;&gt;Version 3.0.0-beta-3 | © 2025 mDirt Project&lt;/span&gt;&lt;/p&gt;&lt;/body&gt;&lt;/html&gt;</string>
           </property>
          </widget>
         </item>
@@ -2312,7 +2346,7 @@
      <x>0</x>
      <y>0</y>
      <width>1003</width>
-     <height>33</height>
+     <height>30</height>
     </rect>
    </property>
    <widget class="QMenu" name="menuNew_Element">
```
Left out of the diff: 13 changed lines with no effect on the pictures.
